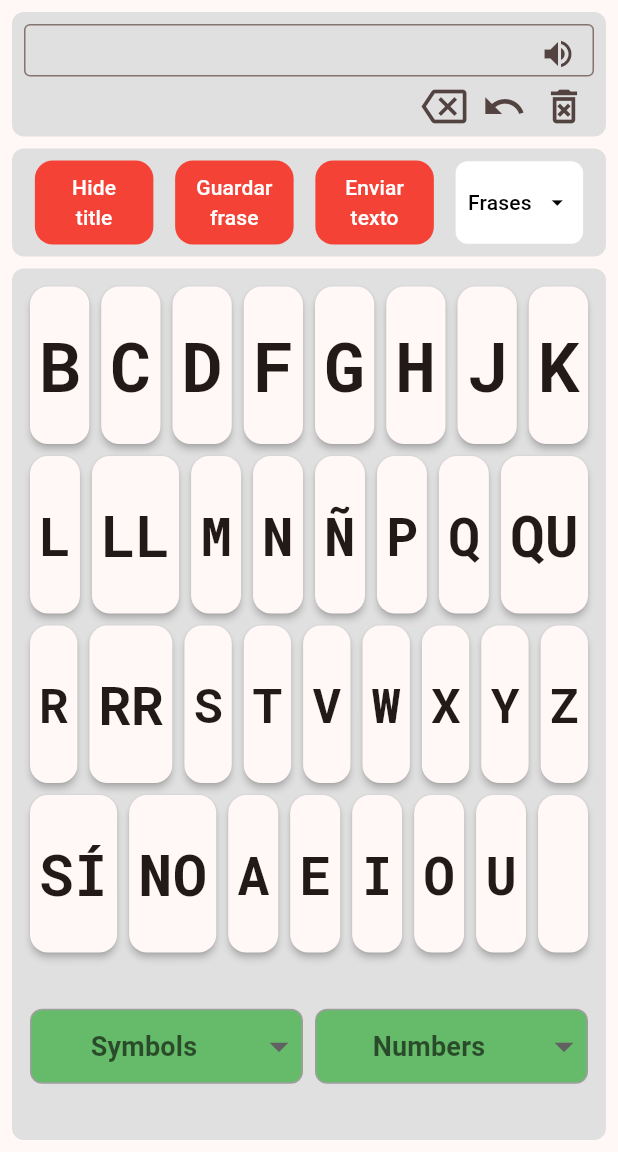
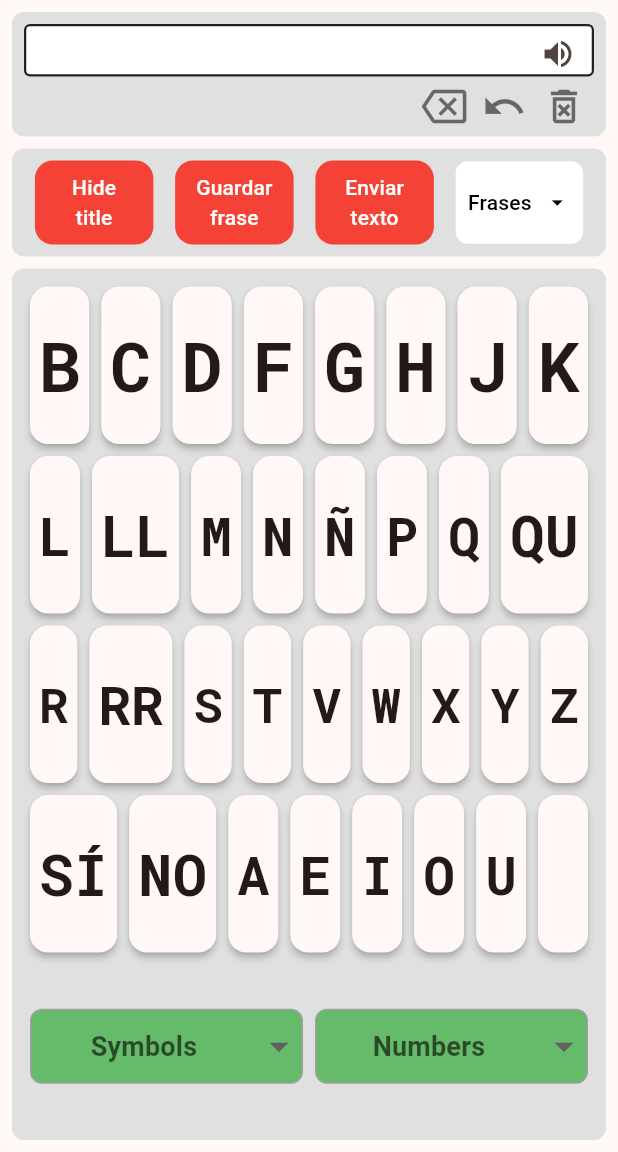
Before and after one commit to IT-Rafa/parkingson_key, a Flutter app: the screen it shows after launch, on a phone screen of 412 x 824 dp, the part 84-1236 px from its top. Run offline on Flutter 3.47's test engine with Material 3 defaults, Android fonts, the phone set to English and light mode, and no system bars; our stand-ins replace easy_localization, flutter_riverpod, flutter_tts, logger, shared_preferences; Roboto replaces fonts that are missing (Commissioner).

Commit message:
fix colors of textfield and del icons

```diff
--- a/lib/src/features/uix/screens/keyboard/widgets/textfield_row.dart
+++ b/lib/src/features/uix/screens/keyboard/widgets/textfield_row.dart
@@ -29,6 +29,7 @@ class _TextFieldRowState extends ConsumerState<TextFieldRow> {
         iconSize: 30,
         onPressed: onTap,
         icon: Icon(icon),
+        color: Colors.black54,
       ),
     );
   }
@@ -51,14 +52,30 @@ class _TextFieldRowState extends ConsumerState<TextFieldRow> {
                   controller: widget.controller,
                   readOnly: true,
                   showCursor: true,
+                  style: const TextStyle(color: Colors.black87),
                   decoration: InputDecoration(
+                    filled: true,
+                    fillColor: Colors.white,
+                    hoverColor: const Color.fromRGBO(255, 255, 255, 1),
+
+                    focusedBorder: OutlineInputBorder(
+                      borderSide: const BorderSide(
+                        color: Colors.black87,
+                        width: 1.5,
+                      ),
+                    ),
+                    enabledBorder: OutlineInputBorder(
+                      borderSide: const BorderSide(
+                        color: Colors.black87,
+                        width: 1.5,
+                      ),
+                    ),
                     suffixIcon: IconButton(
                       icon: const Icon(Icons.volume_up),
                       onPressed: () {
                         ttsService.speak(widget.controller.text);
                       },
                     ),
-                    border: const OutlineInputBorder(),
                     contentPadding: const EdgeInsets.symmetric(horizontal: 8),
                   ),
                 ),
```
